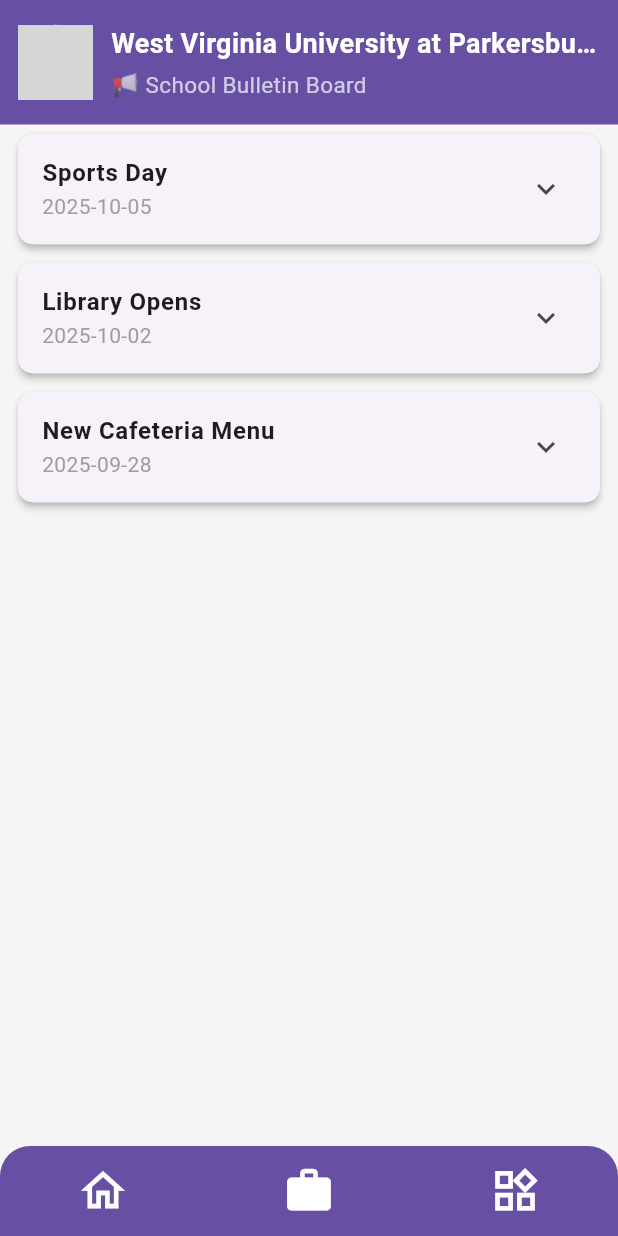
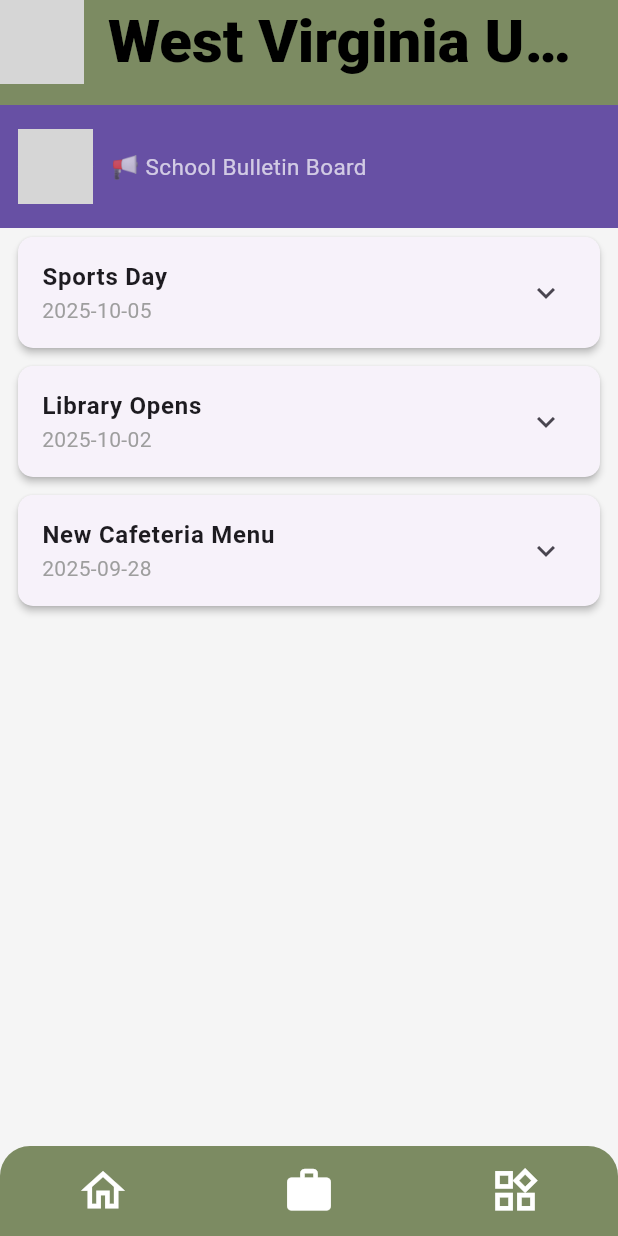
Before and after one commit to ChByrne1/Yellow-Group-FlutterApp, a Flutter app: the BulletinBoardPage screen opened by its route, on a phone screen of 412 x 824 dp. Run offline on Flutter 3.47's test engine with Material 3 defaults, Android fonts, the phone set to English and light mode, and no system bars; our stand-ins replace go_router; network calls fail; Roboto replaces fonts that are missing (Merriweather); grey boxes are pictures that could not be loaded.

Commit message:
clean up part 1

```diff
--- /dev/null
+++ b/lib/librarySets/overview.dart
@@ -0,0 +1,3 @@
+export 'libraryBar.dart';
+export 'libraryCard.dart';
+export 'libraryList.dart';
--- a/lib/main.dart
+++ b/lib/main.dart
@@ -55,7 +55,7 @@
         centerTitle: true,
       ),
       body: pages[pageIndex],
-      bottomNavigationBar: MyNavBar(),
+      bottomNavigationBar: YellowBottomNav(),
     );
   }
 
--- a/lib/navigation/appBar.dart
+++ b/lib/navigation/appBar.dart
@@ -0,0 +1,34 @@
+import 'package:flutter/cupertino.dart';
+import 'package:flutter/material.dart';
+
+import '../Theme/theme.dart';
+
+class YellowAppBar extends StatelessWidget implements PreferredSizeWidget {
+  const YellowAppBar({super.key});
+
+  @override
+
+    Widget build(BuildContext context) {
+    final pageSetup = SchoolTheme.pageSetup();
+
+      return Scaffold(
+          body: AppBar(
+            backgroundColor: pageSetup.appBarTheme.backgroundColor,
+
+        leading: CircleAvatar(
+          radius: 25,
+          backgroundImage: AssetImage('assets/school_logo.png'),
+          backgroundColor: Colors.white,
+        ),
+        centerTitle: true,
+        title: Text(
+          'West Virginia University at Parkersburg',),
+
+      ));
+    }
+
+  @override
+  Size get preferredSize => Size.fromHeight(70);
+
+
+  }
--- a/lib/navigation/bottomNav.dart
+++ b/lib/navigation/bottomNav.dart
@@ -1,14 +1,19 @@
 import 'package:flutter/material.dart';
 import 'package:go_router/go_router.dart';
+
+import '../Theme/theme.dart';
 
 //created once to be pulled into other pages
 
 
-class MyNavBar extends StatelessWidget {
+class YellowBottomNav extends StatelessWidget {
+  const YellowBottomNav({super.key});
+
 
 
   @override
   Widget build(BuildContext context) {
+    final pageSetup = SchoolTheme.pageSetup();
     //https://stackoverflow.com/questions/75195897/how-to-return-the-existing-current-route-from-go-router
     String currentLocation = GoRouterState
         .of(context)
@@ -18,9 +23,7 @@
     return Container(
       height: 60,
       decoration: BoxDecoration(
-        color: Theme
-            .of(context)
-            .primaryColor,
+        color: Theme.of(context).bottomNavigationBarTheme.backgroundColor,
         borderRadius: const BorderRadius.only(
           topLeft: Radius.circular(20),
           topRight: Radius.circular(20),
--- a/lib/navigation/goRouter.dart
+++ b/lib/navigation/goRouter.dart
@@ -12,7 +12,8 @@
           builder: (context, state) => BulletinBoardPage()
       ),
       GoRoute(path: '/library',
-          builder: (context, state) =>LibraryPage()
+          builder: (context, state) =>LibraryPage(),
+            name: 'Library'
       ),
     ]
 );
--- a/lib/navigation/overview.dart
+++ b/lib/navigation/overview.dart
@@ -1,3 +1,5 @@
 export 'appBar.dart';
 export 'bottomNav.dart';
 export 'goRouter.dart';
+export 'drawer.dart';
+export 'newAppBar.dart';
--- a/lib/pages/bulletinBoard.dart
+++ b/lib/pages/bulletinBoard.dart
@@ -1,5 +1,6 @@
 import 'package:flutter/material.dart';
 import 'package:yellow_group_flutterapp/Theme/theme.dart';
+import 'package:yellow_group_flutterapp/navigation/appBar.dart';
 
 import '../navigation/bottomNav.dart';
 
@@ -33,12 +34,13 @@
     sortedItems.sort((a, b) => b['date'].compareTo(a['date']));
 
     return Container(
-      color: pageSetup.primaryColor,
+      color: pageSetup.appBarTheme.backgroundColor,
     child:
     SafeArea(
         child: Scaffold(
       backgroundColor: Colors.grey[100],
-          bottomNavigationBar: MyNavBar(),
+          bottomNavigationBar: YellowBottomNav(),
+      appBar: YellowAppBar(),
       body: Column(
         children: [
           // Header widget that stays at the top
@@ -60,17 +62,7 @@
               child: Column(
                   crossAxisAlignment: CrossAxisAlignment.start,
                   children: const [
-                    Text(
-                      'West Virginia University at Parkersburg',
-                      style: TextStyle(
 
-                        overflow: TextOverflow.ellipsis,
-                        fontSize: 18,
-                        fontWeight: FontWeight.bold,
-                        color: Colors.white,
-                      ),
-                    ),
-                    SizedBox(height: 4),
                     Text(
                       '📢 School Bulletin Board',
                       style: TextStyle(
```
Also changed, not shown: lib/navigation/drawer.dart (added, +13 -0 lines), lib/navigation/newAppBar.dart (added, +34 -0 lines), lib/pages/blank.dart (added, +42 -0 lines), lib/pages/library.dart (+17 -19 lines), 1 other file.
